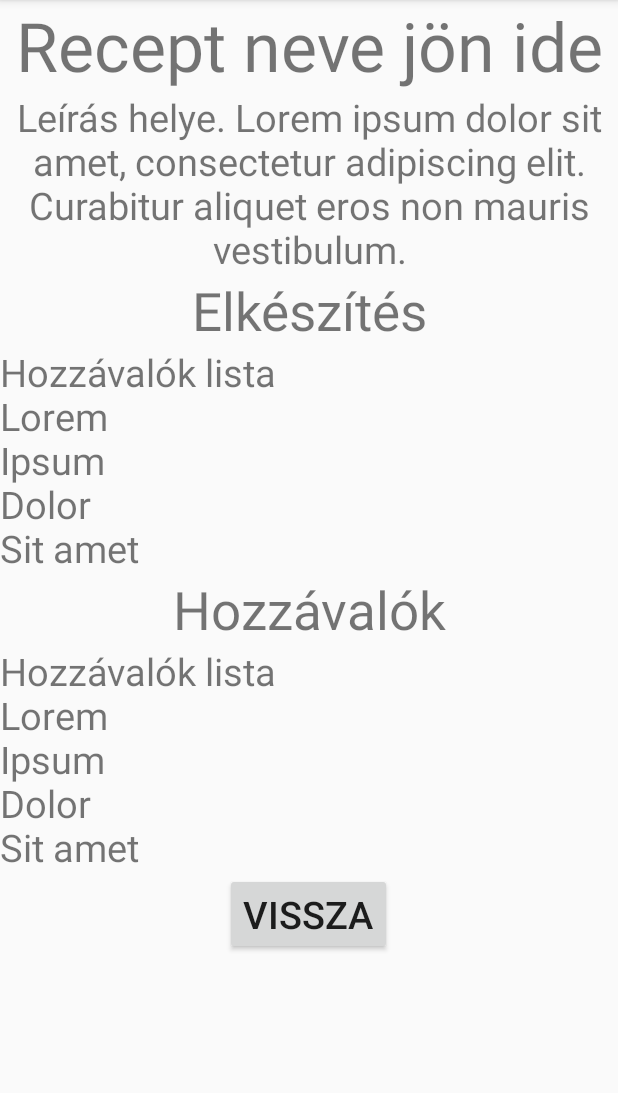
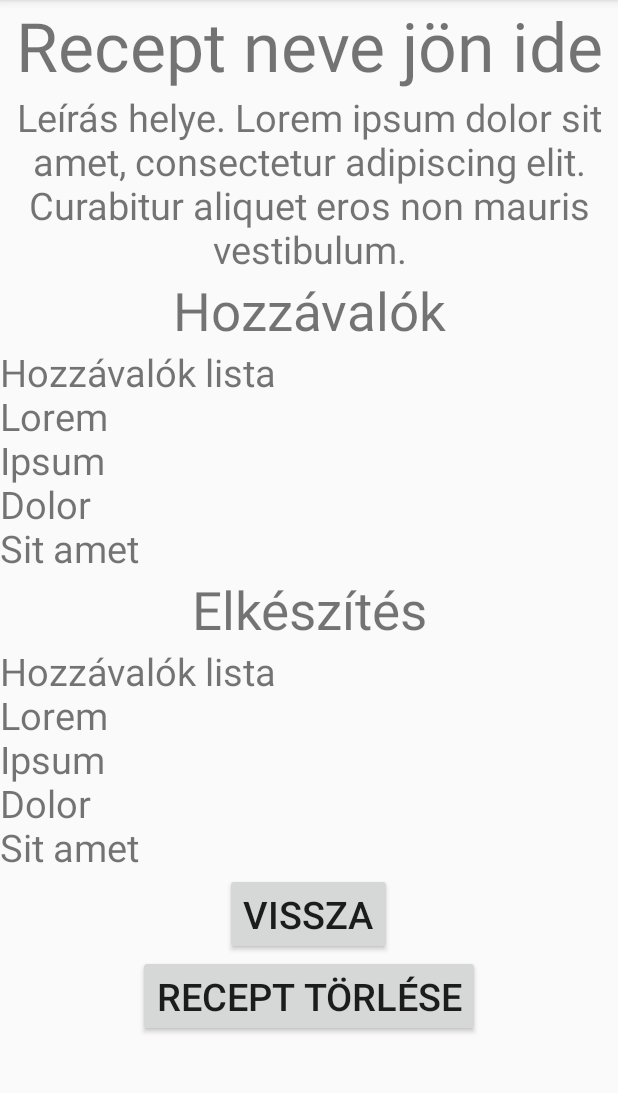
Before and after one commit to TRexKing42/ReceptkonyvApp, an Android app: the OpenReceptActivity screen opened directly, with no data from a screen before it, on a phone screen of 412 x 824 dp, the part 84-1177 px from its top. Run offline under Robolectric (Android 15) with nearby library versions, the phone set to English and light mode, and no system bars; 4 statements that could not run were skipped.

Commit message:
Recept törlés

```diff
--- a/app/src/main/java/com/banfikristof/receptkonyv/OpenReceptActivity.java
+++ b/app/src/main/java/com/banfikristof/receptkonyv/OpenReceptActivity.java
@@ -7,11 +7,15 @@ import android.os.Bundle;
 import android.view.View;
 import android.widget.Button;
 import android.widget.TextView;
+import android.widget.Toast;
 
 public class OpenReceptActivity extends AppCompatActivity {
 
     private TextView receptNev,receptLeiras,receptHozzavalok,receptElkeszites;
-    private Button back;
+    private Button back, delete;
+    private SQLiteDBHelper DBManager;
+
+    private Recipe r;
 
     @Override
     protected void onCreate(Bundle savedInstanceState) {
@@ -27,6 +31,18 @@ public class OpenReceptActivity extends AppCompatActivity {
             }
         });
 
+        delete.setOnClickListener(new View.OnClickListener() {
+            @Override
+            public void onClick(View v) {
+                if (DBManager.deleteRecipe(r.getId())) {
+                    Toast.makeText(OpenReceptActivity.this, "Sikeres törlés",Toast.LENGTH_SHORT).show();
+
+                    finish();
+                } else {
+                    Toast.makeText(OpenReceptActivity.this, "Sikertelen törlés",Toast.LENGTH_SHORT).show();
+                }
+            }
+        });
         displayRecipe();
     }
 
@@ -37,10 +53,14 @@ public class OpenReceptActivity extends AppCompatActivity {
         receptElkeszites = findViewById(R.id.receptElkeszitesSelected);
 
         back = findViewById(R.id.backButtonSelectedRecept);
+        delete = findViewById(R.id.deleteButtonSelectedRecept);
+        DBManager = new SQLiteDBHelper(this);
+
+        r = (Recipe) getIntent().getSerializableExtra("SelectedRecipe");
     }
 
     public void displayRecipe(){
-        Recipe r = (Recipe) getIntent().getSerializableExtra("SelectedRecipe");
+        //Recipe r = (Recipe) getIntent().getSerializableExtra("SelectedRecipe");
 
         receptNev.setText(r.getName());
         receptLeiras.setText(r.getDescription());
--- a/app/src/main/java/com/banfikristof/receptkonyv/ReceptekFragment.java
+++ b/app/src/main/java/com/banfikristof/receptkonyv/ReceptekFragment.java
@@ -44,6 +44,7 @@ public class ReceptekFragment extends Fragment {
                 startActivity(intent);
             }
         });
+
         ujReceptBtn.setOnClickListener(new View.OnClickListener() {
             @Override
             public void onClick(View v) {
@@ -85,4 +86,9 @@ public class ReceptekFragment extends Fragment {
         lv.setAdapter(arrayAdapter);
     }
 
+    @Override
+    public void onResume() {
+        super.onResume();
+        recipesIntoList();
+    }
 }
--- a/app/src/main/java/com/banfikristof/receptkonyv/Recipe.java
+++ b/app/src/main/java/com/banfikristof/receptkonyv/Recipe.java
@@ -54,6 +54,10 @@ public class Recipe implements Serializable {
         this.preparation = preparation;
     }
 
+    public String getId() {
+        return id;
+    }
+
     public List<String> getIngredients() {
         return ingredients;
     }
--- a/app/src/main/res/layout/activity_open_recept.xml
+++ b/app/src/main/res/layout/activity_open_recept.xml
@@ -31,7 +31,7 @@
         <TextView
             android:layout_width="match_parent"
             android:layout_height="wrap_content"
-            android:text="Elkészítés"
+            android:text="Hozzávalók"
             android:textSize="35dp"
             android:textAlignment="center" />
 
@@ -46,7 +46,7 @@
         <TextView
             android:layout_width="match_parent"
             android:layout_height="wrap_content"
-            android:text="Hozzávalók"
+            android:text="Elkészítés"
             android:textSize="35dp"
             android:textAlignment="center" />
 
@@ -64,5 +64,12 @@
             android:text="Vissza"
             android:textSize="25dp" />
 
+        <Button
+            android:layout_width="wrap_content"
+            android:layout_height="wrap_content"
+            android:id="@+id/deleteButtonSelectedRecept"
+            android:text="Recept törlése"
+            android:textSize="25dp" />
+
     </LinearLayout>
 </ScrollView>
```
Also changed, not shown: app/src/main/java/com/banfikristof/receptkonyv/MainActivity.java (+5 -5 lines), app/src/main/java/com/banfikristof/receptkonyv/SQLiteDBHelper.java (+10 -1 lines).
